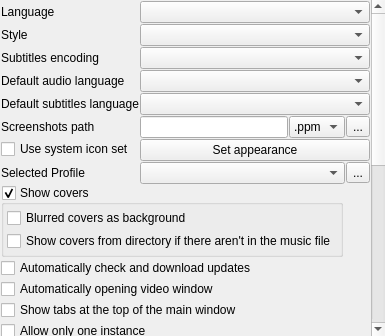
zaps166/QMPlay2, file src/gui/Ui/SettingsGeneral.ui: the form before one commit.
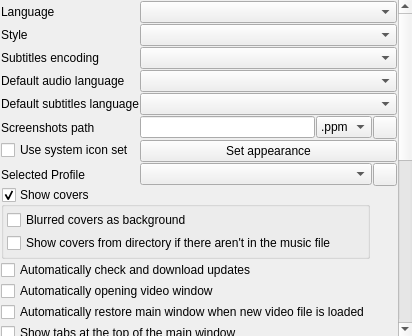
The form after the commit.

Commit message:
Automatically restore main window when new video file is loaded
Closes #153

```diff
--- a/src/gui/Ui/SettingsGeneral.ui
+++ b/src/gui/Ui/SettingsGeneral.ui
@@ -25,8 +25,8 @@
        <rect>
         <x>0</x>
         <y>0</y>
-        <width>454</width>
-        <height>731</height>
+        <width>798</width>
+        <height>1076</height>
        </rect>
       </property>
       <layout class="QGridLayout" name="gridLayout_2">
@@ -68,14 +68,14 @@
          </layout>
         </widget>
        </item>
-       <item row="14" column="0">
+       <item row="15" column="0">
         <widget class="QPushButton" name="setKeyBindingsB">
          <property name="text">
           <string>Set key bindings</string>
          </property>
         </widget>
        </item>
-       <item row="13" column="0">
+       <item row="14" column="0">
         <layout class="QHBoxLayout" name="horizontalLayout_3">
          <property name="spacing">
           <number>3</number>
@@ -213,9 +213,6 @@
              <property name="toolTip">
               <string>Browse</string>
              </property>
-             <property name="text">
-              <string>...</string>
-             </property>
             </widget>
            </item>
           </layout>
@@ -247,11 +244,7 @@
             <widget class="QComboBox" name="profileB"/>
            </item>
            <item>
-            <widget class="QToolButton" name="profileRemoveB">
-             <property name="text">
-              <string>...</string>
-             </property>
-            </widget>
+            <widget class="QToolButton" name="profileRemoveB"/>
            </item>
           </layout>
          </item>
@@ -271,35 +264,35 @@
          </property>
         </widget>
        </item>
-       <item row="4" column="0">
+       <item row="5" column="0">
         <widget class="QCheckBox" name="tabsNorths">
          <property name="text">
           <string>Show tabs at the top of the main window</string>
          </property>
         </widget>
        </item>
-       <item row="5" column="0">
+       <item row="6" column="0">
         <widget class="QCheckBox" name="allowOnlyOneInstance">
          <property name="text">
           <string>Allow only one instance</string>
          </property>
         </widget>
        </item>
-       <item row="7" column="0">
+       <item row="8" column="0">
         <widget class="QCheckBox" name="displayOnlyFileName">
          <property name="text">
           <string>Always display only file names in playlist</string>
          </property>
         </widget>
        </item>
-       <item row="8" column="0">
+       <item row="9" column="0">
         <widget class="QCheckBox" name="restoreRepeatMode">
          <property name="text">
           <string>Remember repeat mode</string>
          </property>
         </widget>
        </item>
-       <item row="12" column="0">
+       <item row="13" column="0">
         <widget class="QGroupBox" name="proxyB">
          <property name="title">
           <string>Use proxy server</string>
@@ -364,7 +357,7 @@
          </layout>
         </widget>
        </item>
-       <item row="1" column="1" rowspan="12">
+       <item row="1" column="1" rowspan="13">
         <spacer name="horizontalSpacer">
          <property name="orientation">
           <enum>Qt::Horizontal</enum>
@@ -377,7 +370,7 @@
          </property>
         </spacer>
        </item>
-       <item row="15" column="0" colspan="2">
+       <item row="16" column="0" colspan="2">
         <spacer name="verticalSpacer">
          <property name="orientation">
           <enum>Qt::Vertical</enum>
@@ -390,34 +383,41 @@
          </property>
         </spacer>
        </item>
-       <item row="9" column="0">
+       <item row="10" column="0">
         <widget class="QCheckBox" name="stillImages">
          <property name="text">
           <string>Read and display still images</string>
          </property>
         </widget>
        </item>
-       <item row="10" column="0">
+       <item row="11" column="0">
         <widget class="QCheckBox" name="trayNotifiesDefault">
          <property name="text">
           <string>Use tray notifications as default</string>
          </property>
         </widget>
        </item>
-       <item row="11" column="0">
+       <item row="12" column="0">
         <widget class="QCheckBox" name="autoDelNonGroupEntries">
          <property name="text">
           <string>Automatically delete ungrouped entries</string>
          </property>
         </widget>
        </item>
-       <item row="6" column="0">
+       <item row="7" column="0">
         <widget class="QCheckBox" name="hideArtistMetadata">
          <property name="text">
           <string>Hide artist metadata</string>
          </property>
         </widget>
        </item>
+       <item row="4" column="0">
+        <widget class="QCheckBox" name="autoRestoreMainWindowOnVideoB">
+         <property name="text">
+          <string>Automatically restore main window when new video file is loaded</string>
+         </property>
+        </widget>
+       </item>
       </layout>
      </widget>
     </widget>
```
Left out of the diff: 5 changed lines with no effect on the pictures. The commit also changes 16 other files.
